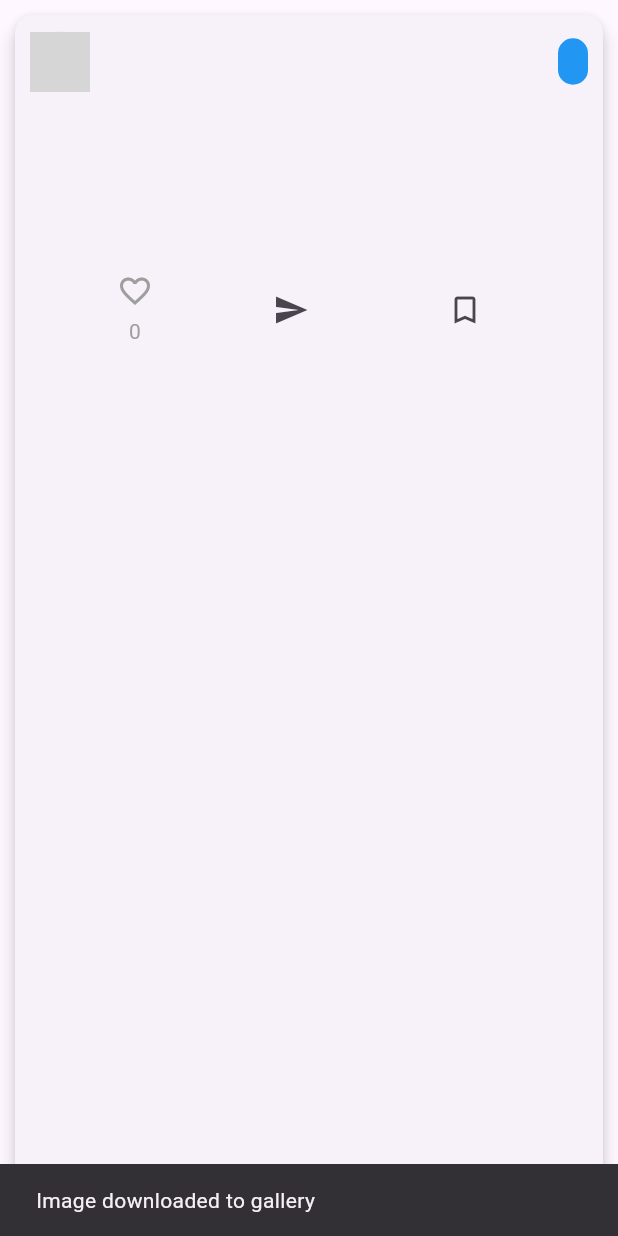
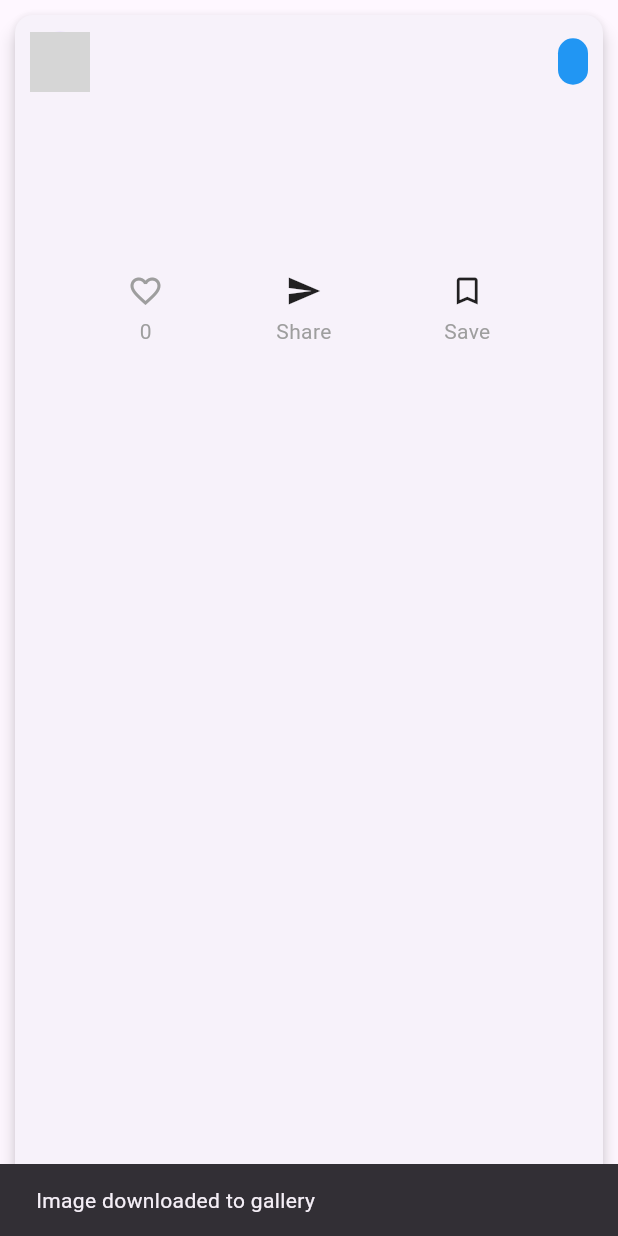
Before and after one commit to Akshay-C-A/EduNetDemo, a Flutter app: the AlumniPostCard widget shown alone on an empty page, opened directly with empty values, after a tap on the "bookmark outline" icon, on a phone screen of 412 x 824 dp. Run offline on Flutter 3.47's test engine with Material 3 defaults, Android fonts, the phone set to English and light mode, and no system bars; our stand-ins replace cloud_firestore, firebase_auth, firebase_core, firebase_storage, flutter_spinkit, image_gallery_saver and 3 more; missing offline and left inert: firebase_app_check; accounts and stored records are empty; network calls fail; key blocks and very long unbroken strings in the code were emptied for the run; grey boxes are pictures that could not be loaded.

Commit message:
Unessasary passing of alumni in AlumniPage changed and Share and save text added for Post_Card

```diff
--- a/edunetdemo/lib/alumni/alumni_post_card.dart
+++ b/edunetdemo/lib/alumni/alumni_post_card.dart
@@ -1,5 +1,6 @@
 import 'dart:async';
 import 'package:edunetdemo/alumni/view_alumni_profile.dart';
+import 'package:flutter/cupertino.dart';
 import 'package:flutter/widgets.dart';
 import 'package:share_plus/share_plus.dart';
 import 'package:cloud_firestore/cloud_firestore.dart';
@@ -183,8 +184,8 @@ class _AlumniPostCardState extends State<AlumniPostCard> {
                       ),
                       // Container for displaying post type
                       Container(
-                        padding: EdgeInsets.symmetric(
-                            vertical: 5, horizontal: 10),
+                        padding:
+                            EdgeInsets.symmetric(vertical: 5, horizontal: 10),
                         decoration: BoxDecoration(
                           color: getButtonColor(widget.type),
                           borderRadius: BorderRadius.circular(15),
@@ -254,9 +255,11 @@ class _AlumniPostCardState extends State<AlumniPostCard> {
                         ),
                       ],
                     ),
-                    IconButton(
-                      icon: Icon(Icons.send),
-                      onPressed: () async {
+                    Column(
+                      children: [
+                        GestureDetector(
+                          child: Icon(Icons.send),
+                          onTap: () async {
                             // Create a temporary file to store the image
                             final tempDir = await getTemporaryDirectory();
                             final tempFile =
@@ -275,9 +278,20 @@ class _AlumniPostCardState extends State<AlumniPostCard> {
                             );
                           },
                         ),
-                    IconButton(
-                      icon: Icon(Icons.bookmark_border),
-                      onPressed: () async {
+                        SizedBox(
+                          height: 5,
+                        ),
+                        Text(
+                          'Share',
+                          style: TextStyle(color: Colors.grey),
+                        ),
+                      ],
+                    ),
+                    Column(
+                      children: [
+                        GestureDetector(
+                          child: Icon(Icons.bookmark_border),
+                          onTap: () async {
                             // Check and request storage permission
                             PermissionStatus status =
                                 await Permission.storage.request();
@@ -293,13 +307,22 @@ class _AlumniPostCardState extends State<AlumniPostCard> {
                             } else {
                               ScaffoldMessenger.of(context).showSnackBar(
                                 SnackBar(
-                              content:
-                                  Text('Permission denied to access storage'),
+                                  content: Text(
+                                      'Permission denied to access storage'),
                                   duration: Duration(seconds: 2),
                                 ),
                               );
                             }
                           },
+                        ),
+                        SizedBox(
+                          height: 5,
+                        ),
+                        Text(
+                          'Save',
+                          style: TextStyle(color: Colors.grey),
+                        ),
+                      ],
                     ),
                   ],
                 ),
```
Also changed, not shown: edunetdemo/lib/alumni/alumni_dashboard.dart (+1 -13 lines), edunetdemo/lib/common_pages/alumni_page.dart (+2 -5 lines). Lines whose indentation alone changed are shown as unchanged.
